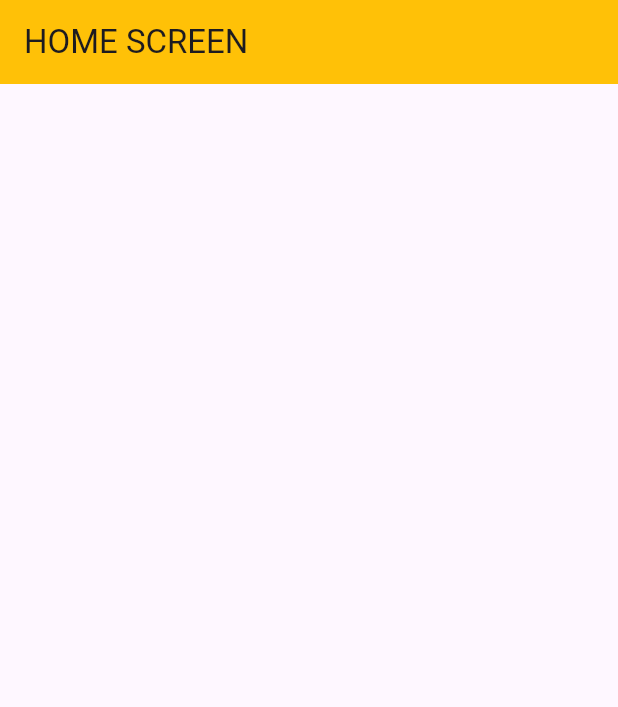
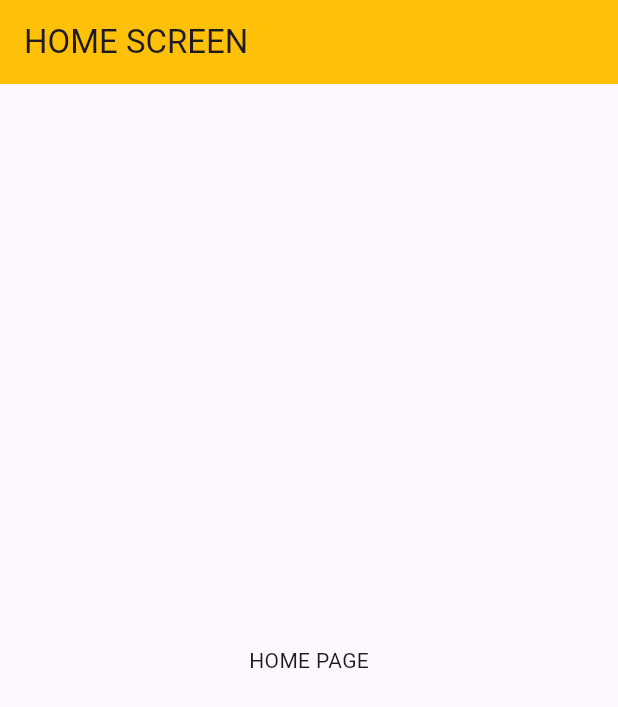
Before and after one commit to KIRAN10077/matchpoint, a Flutter app: the HomeScreen screen opened directly, on a phone screen of 412 x 824 dp. Shown: the top 707 px of the screen. Run offline on Flutter 3.47's test engine with Material 3 defaults, Android fonts, the phone set to English and light mode, and no system bars; our stand-ins replace google_fonts.

Commit message:
home page text

```diff
--- a/lib/screens/home_screen.dart
+++ b/lib/screens/home_screen.dart
@@ -12,6 +12,9 @@ class _HomeScreenState extends State<HomeScreen> {
   Widget build(BuildContext context) {
     return Scaffold(
       appBar: AppBar(title: Text("HOME SCREEN"),backgroundColor: Colors.amber,),
+      body: Center(
+        child: Text("HOME PAGE"),
+      )
     );
   }
 }
```
